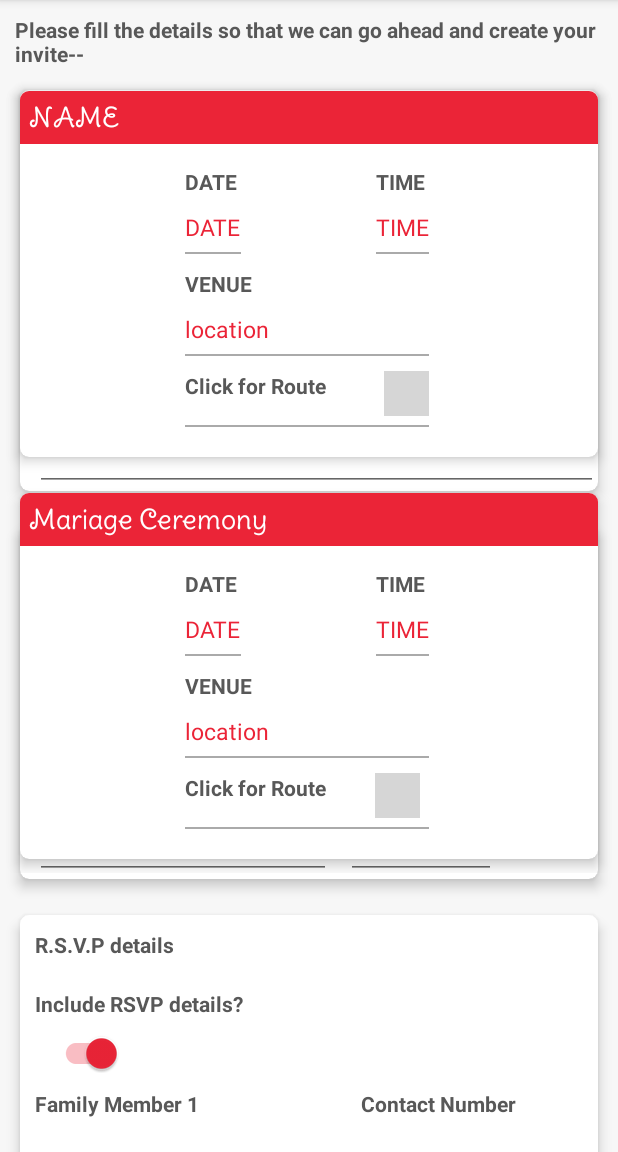
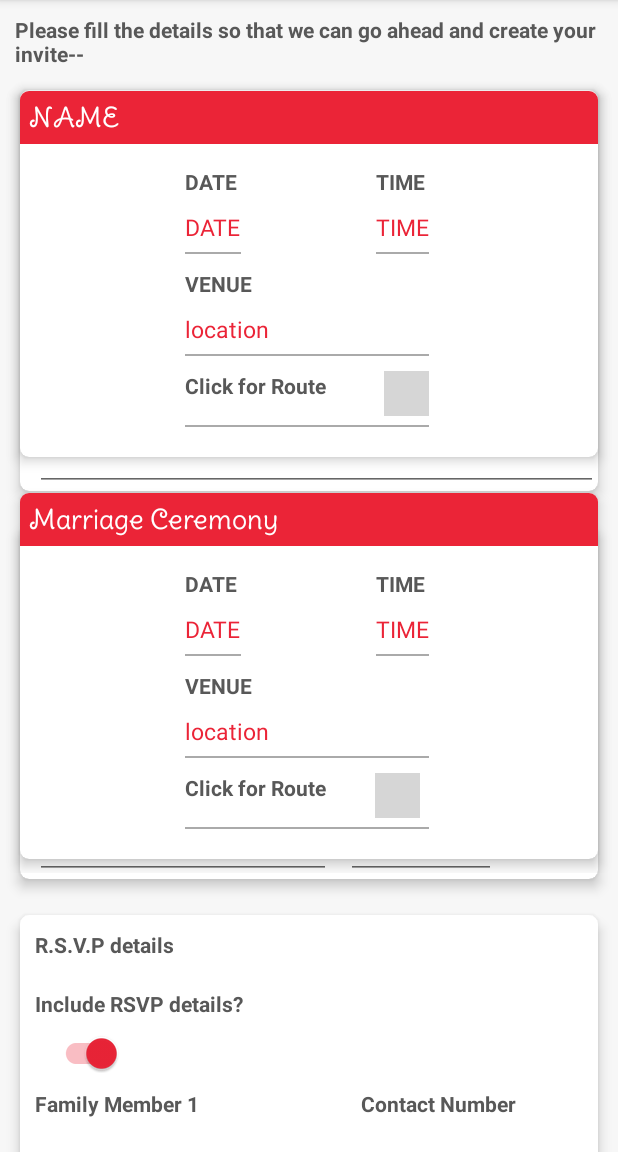
Before and after one commit to Puna522025/Wedding, an Android app: the fragment Events placed in its activity, on a phone screen of 412 x 824 dp, the part 84-1236 px from its top. Run offline under Robolectric (Android 15) with nearby library versions, the phone set to English and light mode, and no system bars; 3 statements that could not run were skipped; grey boxes are pictures that could not be loaded.

Commit message:
dynamic linking added

```diff
--- a/app/build.gradle
+++ b/app/build.gradle
@@ -7,8 +7,8 @@ android {
         applicationId "pkapoor.wed"
         minSdkVersion 18
         targetSdkVersion 24
-        versionCode 1
-        versionName "1.0"
+        versionCode 3
+        versionName "1.2"
         multiDexEnabled true
         renderscriptTargetApi 18
         renderscriptSupportModeEnabled true
--- a/app/src/main/AndroidManifest.xml
+++ b/app/src/main/AndroidManifest.xml
@@ -9,7 +9,7 @@
 
     <application
         android:allowBackup="true"
-        android:icon="@drawable/app_icon_two"
+        android:icon="@drawable/splash_new"
         android:label="@string/app_name"
         android:largeHeap="true"
         android:name="analytics.AnalyticsApplication"
--- a/app/src/main/java/launchDetails/LaunchScreen.java
+++ b/app/src/main/java/launchDetails/LaunchScreen.java
@@ -152,7 +152,7 @@ public class LaunchScreen extends AppCompatActivity implements View.OnClickListe
                                     Intent intent = result.getInvitationIntent();
                                     String deepLink = AppInviteReferral.getDeepLink(intent);
                                     String[] splitText = deepLink.split("utm_medium=");
-                                    if(splitText.length>0) {
+                                    if(splitText.length>1) {
                                         String inviteCode = splitText[1];
                                         etWedCode.setText(inviteCode);
                                     }
--- a/app/src/main/res/layout/event.xml
+++ b/app/src/main/res/layout/event.xml
@@ -233,7 +233,7 @@
                             android:layout_width="wrap_content"
                             android:layout_height="wrap_content"
                             android:padding="@dimen/marginEventTopViewLine"
-                            android:text="Mariage Ceremony"
+                            android:text="Marriage Ceremony"
                             android:textColor="@android:color/white"
                             android:textSize="@dimen/mainHeadingSize" />
                     </RelativeLayout>
```
